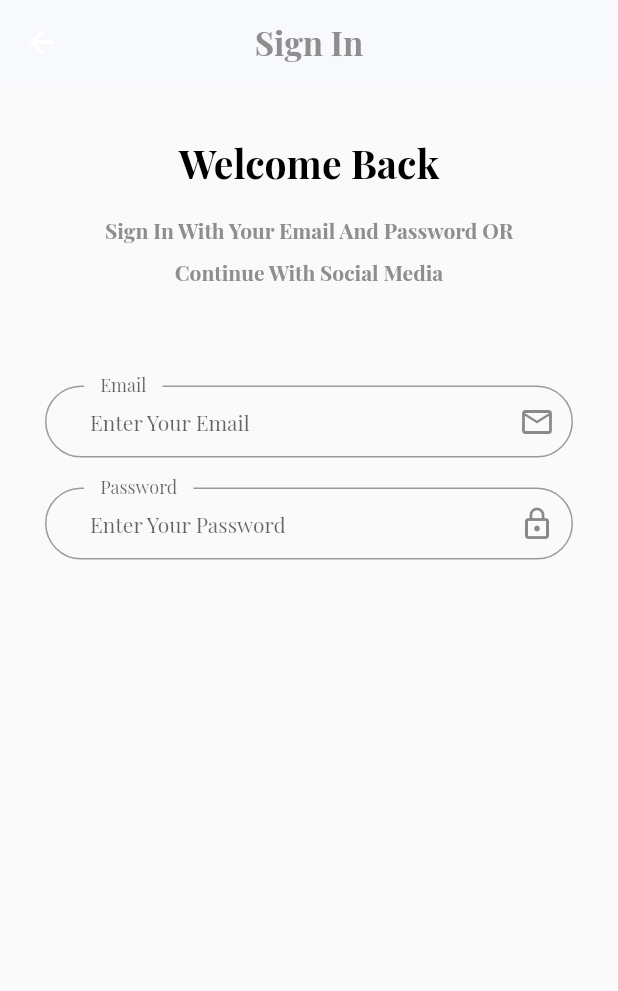
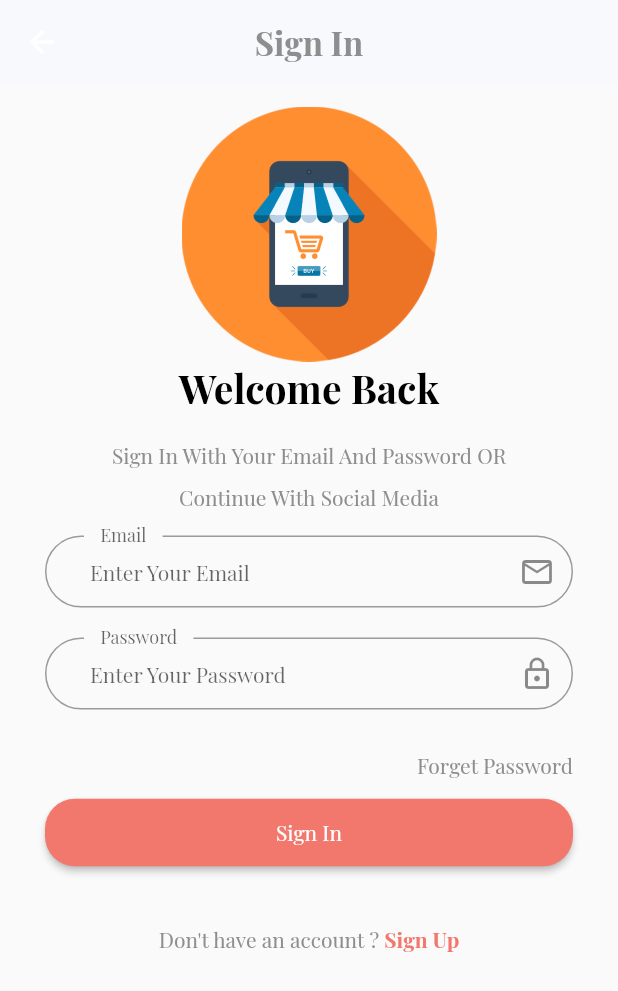
Before and after one commit to waelabouhamza/ecommercecourse, a Flutter app: the Login screen opened by its route, on a phone screen of 412 x 824 dp. Shown: the top 991 px of the screen. Run offline on Flutter 3.47's test engine with Material 2 defaults, Android fonts, the phone set to English and light mode, and no system bars; our stand-ins replace get, shared_preferences; accounts and stored records are empty; project files that could hold a hidden picture were left out.

Commit message:
lesson 16

```diff
--- a/lib/core/constant/imgaeasset.dart
+++ b/lib/core/constant/imgaeasset.dart
@@ -1,6 +1,7 @@
 class AppImageAsset {
 
   static const String rootImages = "assets/images" ;
+  static const String logo                  = "$rootImages/logo.png" ;
   static const String onBoardingImageOne    = "$rootImages/one.PNG" ;
   static const String onBoardingImageTwo    = "$rootImages/two.PNG" ;
   static const String onBoardingImageThree  = "$rootImages/three.PNG" ;
--- a/lib/main.dart
+++ b/lib/main.dart
@@ -42,6 +42,10 @@ class MyApp extends StatelessWidget {
                 height: 2,
                 color: AppColor.grey,
                 fontWeight: FontWeight.bold,
+                fontSize: 14),
+            bodyText2: TextStyle(
+                height: 2,
+                color: AppColor.grey,
                 fontSize: 14)),
         primarySwatch: Colors.blue,
       ),
--- a/lib/view/screen/auth/login.dart
+++ b/lib/view/screen/auth/login.dart
@@ -1,7 +1,9 @@
 import 'package:ecommercecourse/core/constant/color.dart';
+import 'package:ecommercecourse/view/widget/auth/custombuttonauth.dart';
 import 'package:ecommercecourse/view/widget/auth/customtextbodyauth.dart';
 import 'package:ecommercecourse/view/widget/auth/customtextformauth.dart';
 import 'package:ecommercecourse/view/widget/auth/customtexttitleauth.dart';
+import 'package:ecommercecourse/view/widget/auth/logoauth.dart';
 import 'package:flutter/material.dart';
 
 class Login extends StatelessWidget {
@@ -22,26 +24,44 @@ class Login extends StatelessWidget {
       ),
       body: Container(
         padding: const EdgeInsets.symmetric(vertical: 15, horizontal: 30),
-        child: ListView(children: const [
-          SizedBox(height: 20),
-          CustomTextTitleAuth(text: "Welcome Back"),
-          SizedBox(height: 10),
-          CustomTextBodyAuth(
+        child: ListView(children: [
+          const LogoAuth(),
+          const CustomTextTitleAuth(text: "Welcome Back"),
+          const SizedBox(height: 10),
+          const CustomTextBodyAuth(
               text:
                   "Sign In With Your Email And Password OR Continue With Social Media"),
-          SizedBox(height: 65),
-          CustonTextFormAuth(
+          const SizedBox(height: 15),
+          const CustonTextFormAuth(
             hinttext: "Enter Your Email",
             iconData: Icons.email_outlined,
             labeltext: "Email",
             // mycontroller: ,
           ),
-          CustonTextFormAuth(
+          const CustonTextFormAuth(
             hinttext: "Enter Your Password",
             iconData: Icons.lock_outline,
             labeltext: "Password",
             // mycontroller: ,
-          )  ,
+          ),
+          const Text(
+            "Forget Password",
+            textAlign: TextAlign.end,
+          ),
+          CustomButtomAuth(text: "Sign In", onPressed: () {}),
+          SizedBox(height: 30),
+          Row(
+            mainAxisAlignment: MainAxisAlignment.center,
+            children: [
+              Text("Don't have an account ? "),
+              InkWell(
+                child: Text("Sign Up",
+                    style: TextStyle(
+                        color: AppColor.primaryColor,
+                        fontWeight: FontWeight.bold)),
+              )
+            ],
+          )
         ]),
       ),
     );
--- /dev/null
+++ b/lib/view/widget/auth/custombuttonauth.dart
@@ -0,0 +1,24 @@
+import 'package:ecommercecourse/core/constant/color.dart';
+import 'package:flutter/material.dart';
+
+class CustomButtomAuth extends StatelessWidget {
+  final String text;
+  final void Function()? onPressed;
+  const CustomButtomAuth({Key? key, required this.text, this.onPressed})
+      : super(key: key);
+
+  @override
+  Widget build(BuildContext context) {
+    return Container(
+      margin:const EdgeInsets.only(top: 10),
+      child: MaterialButton(
+        shape: RoundedRectangleBorder(borderRadius: BorderRadius.circular(20)),
+        padding:const EdgeInsets.symmetric(vertical: 13),
+        onPressed: onPressed,
+        color: AppColor.primaryColor,
+        textColor: Colors.white,
+        child: Text(text),
+      ),
+    );
+  }
+}
--- a/lib/view/widget/auth/customtextbodyauth.dart
+++ b/lib/view/widget/auth/customtextbodyauth.dart
@@ -11,7 +11,7 @@ class CustomTextBodyAuth extends StatelessWidget {
       child: Text(
         text,
         textAlign: TextAlign.center,
-        style: Theme.of(context).textTheme.bodyText1,
+        style: Theme.of(context).textTheme.bodyText2,
       ),
     );
   }
--- /dev/null
+++ b/lib/view/widget/auth/logoauth.dart
@@ -0,0 +1,11 @@
+import 'package:ecommercecourse/core/constant/imgaeasset.dart';
+import 'package:flutter/cupertino.dart';
+
+class LogoAuth extends StatelessWidget {
+  const LogoAuth({Key? key}) : super(key: key);
+
+  @override
+  Widget build(BuildContext context) {
+    return Image.asset(AppImageAsset.logo , height: 170,) ;
+  }
+}
```
Also changed, not shown: assets/images/logo.png (added).
